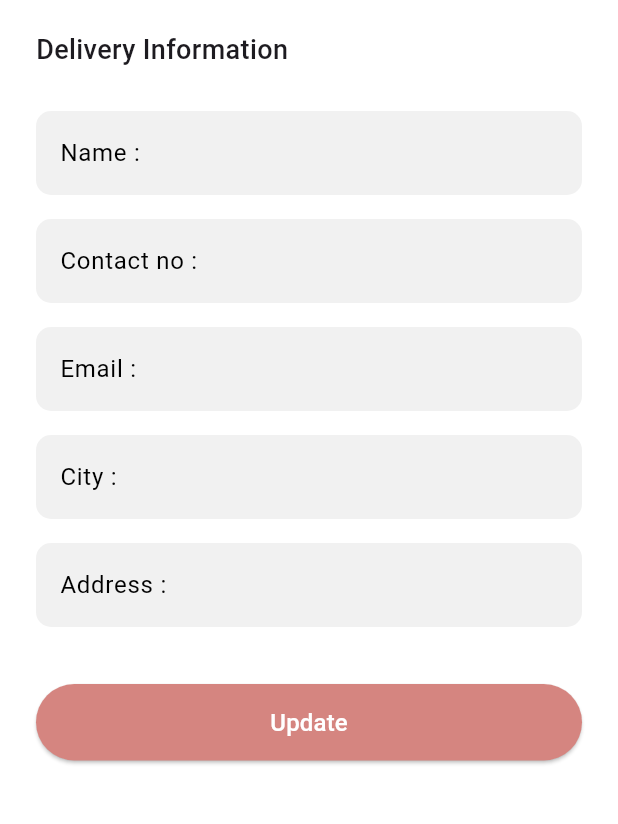
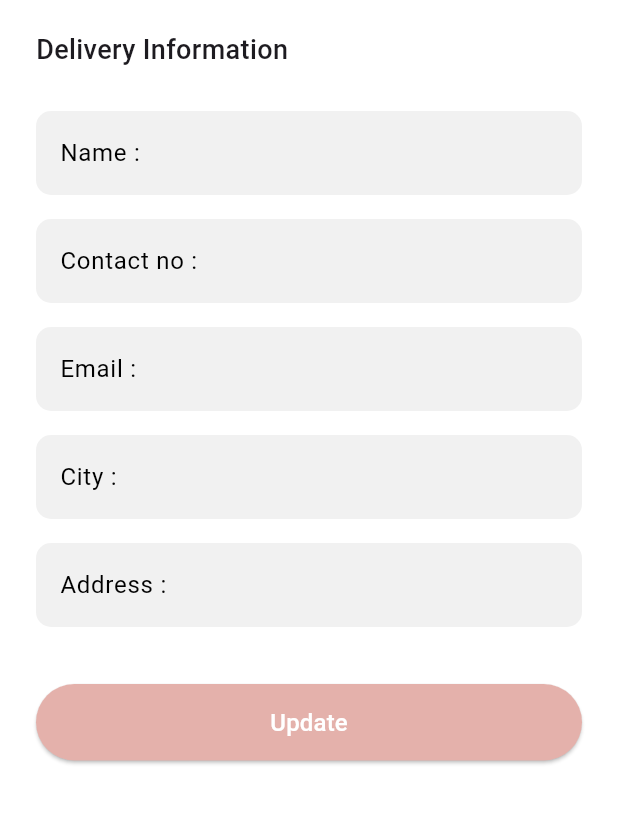
Before and after one commit to CodeLab66/Perfume-Store-in-Flutter, a Flutter app: the DeliveryScreen screen opened directly, on a phone screen of 412 x 824 dp, the part 189-1013 px from its top. Run offline on Flutter 3.47's test engine with Material 3 defaults, Android fonts, the phone set to English and light mode, and no system bars.

Commit message:
removing extra colored changes from app bar

```diff
--- a/perfume_ecommerce_store/lib/screens/bestsellers_section.dart
+++ b/perfume_ecommerce_store/lib/screens/bestsellers_section.dart
@@ -36,7 +36,7 @@ class BestSellersScreen extends StatelessWidget {
     return Scaffold(
       appBar: AppBar(
         toolbarHeight: 80,
-        backgroundColor: const Color.fromARGB(169, 243, 160, 160),
+        backgroundColor: Colors.white70,
         leading: IconButton(
           icon: const Icon(Icons.arrow_back),
           onPressed: () {
--- a/perfume_ecommerce_store/lib/screens/cart_screen.dart
+++ b/perfume_ecommerce_store/lib/screens/cart_screen.dart
@@ -328,11 +328,7 @@ class _CartScreenState extends State<CartScreen> {
                     ),
                     child: const Text(
                       'Go to Checkout',
-                      style: TextStyle(
-                        fontSize: 18,
-                        fontWeight: FontWeight.w600,
-                        color: Colors.white,
-                      ),
+                      style: TextStyle(fontSize: 18, color: Colors.white),
                     ),
                   ),
                 ),
--- a/perfume_ecommerce_store/lib/screens/delivery_screen.dart
+++ b/perfume_ecommerce_store/lib/screens/delivery_screen.dart
@@ -5,7 +5,7 @@ class DeliveryScreen extends StatelessWidget {
 
   @override
   Widget build(BuildContext context) {
-    const themeColor = Color(0xFFD58580); // Pink color
+    const themeColor = Color(0xFFE4B1AB); // Correct Pink Color
 
     return Scaffold(
       appBar: AppBar(
@@ -46,7 +46,7 @@ class DeliveryScreen extends StatelessWidget {
                   Navigator.pop(context);
                 },
                 style: ElevatedButton.styleFrom(
-                  backgroundColor: themeColor, // Pink button
+                  backgroundColor: themeColor, // Correct Pink Color
                   padding: const EdgeInsets.symmetric(vertical: 14),
                   shape: RoundedRectangleBorder(
                     borderRadius: BorderRadius.circular(30),
--- a/perfume_ecommerce_store/lib/screens/index.dart
+++ b/perfume_ecommerce_store/lib/screens/index.dart
@@ -17,7 +17,7 @@ class HomeScreen extends StatelessWidget {
     return Scaffold(
       appBar: AppBar(
         toolbarHeight: 80,
-        backgroundColor: const Color.fromARGB(169, 243, 160, 160),
+        backgroundColor: Colors.white70,
         automaticallyImplyLeading: false,
         leading: null,
         centerTitle: true,
```
